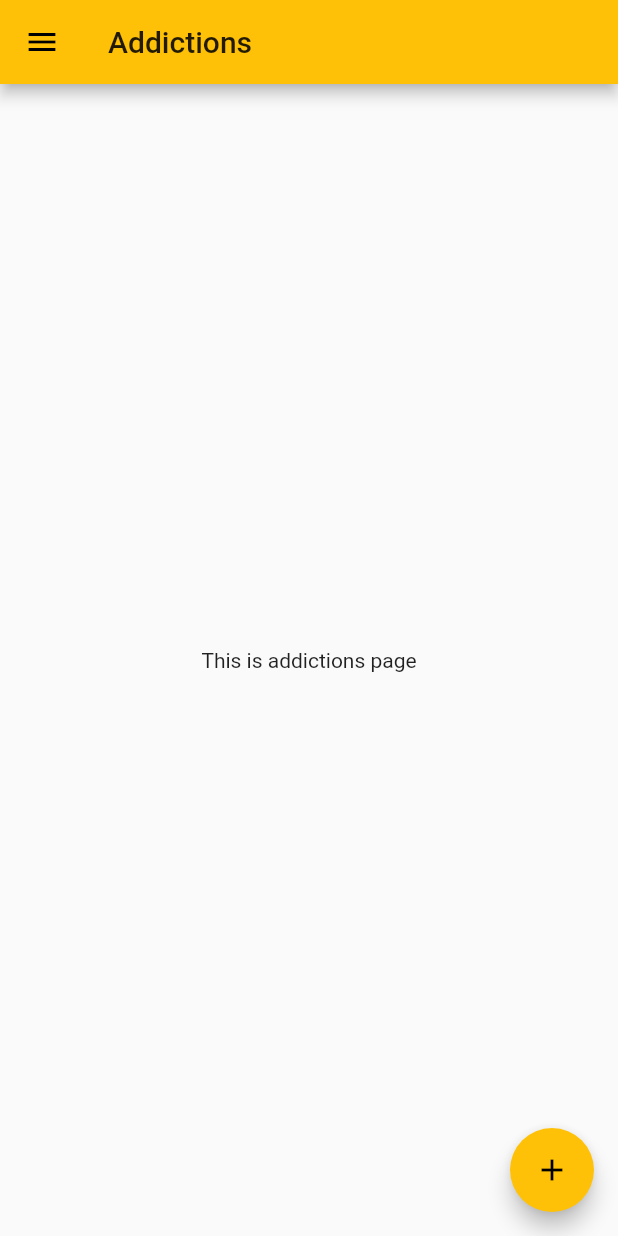
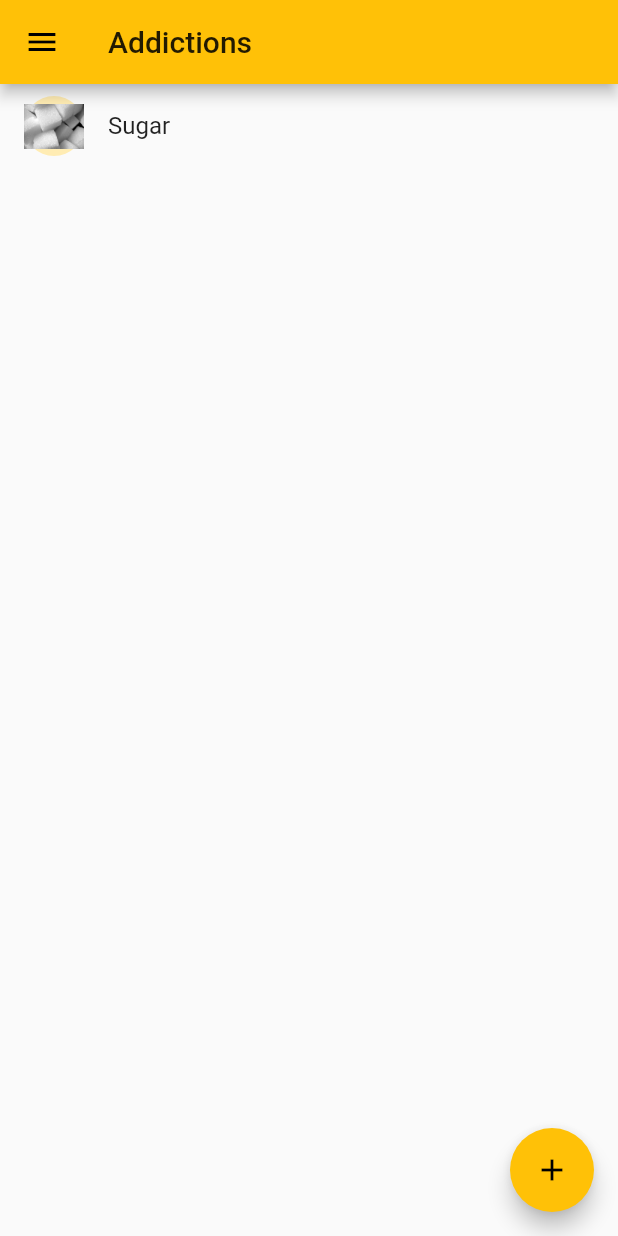
Before and after one commit to Undeadlol1/addictions_flutter, a Flutter app: the screen it shows after launch, on a phone screen of 412 x 824 dp. Run offline on Flutter 3.47's test engine with Material 2 defaults, Android fonts, the phone set to English and light mode, and no system bars.

Commit message:
add an example addiction to addictions screen

```diff
--- a/lib/screens/addictions_list_screen.dart
+++ b/lib/screens/addictions_list_screen.dart
@@ -11,9 +11,7 @@ class AddictionsListScreen extends StatelessWidget {
         title: Text('Addictions'),
       ),
       drawer: AppDrawer(),
-      body: Center(
-        child: Text('This is addictions page'),
-      ),
+      body: AddictionsList(),
       floatingActionButton: FloatingActionButton(
         onPressed: () => Navigator.pushNamed(context, '/crate-addiction'),
         child: Icon(Icons.add),
@@ -21,3 +19,23 @@ class AddictionsListScreen extends StatelessWidget {
     );
   }
 }
+
+class AddictionsList extends StatelessWidget {
+  const AddictionsList({Key key}) : super(key: key);
+
+  @override
+  Widget build(BuildContext context) {
+    return ListView(
+      children: <Widget>[
+        ListTile(
+          title: Text('Sugar'),
+          // leading: Image.asset('assets/sugar.jpg'),
+          leading: CircleAvatar(
+              child: Image.asset(
+            'assets/sugar.jpg',
+          )),
+        ),
+      ],
+    );
+  }
+}
```
Also changed, not shown: pubspec.yaml (+2 -9 lines), assets/sugar.jpg (added).
